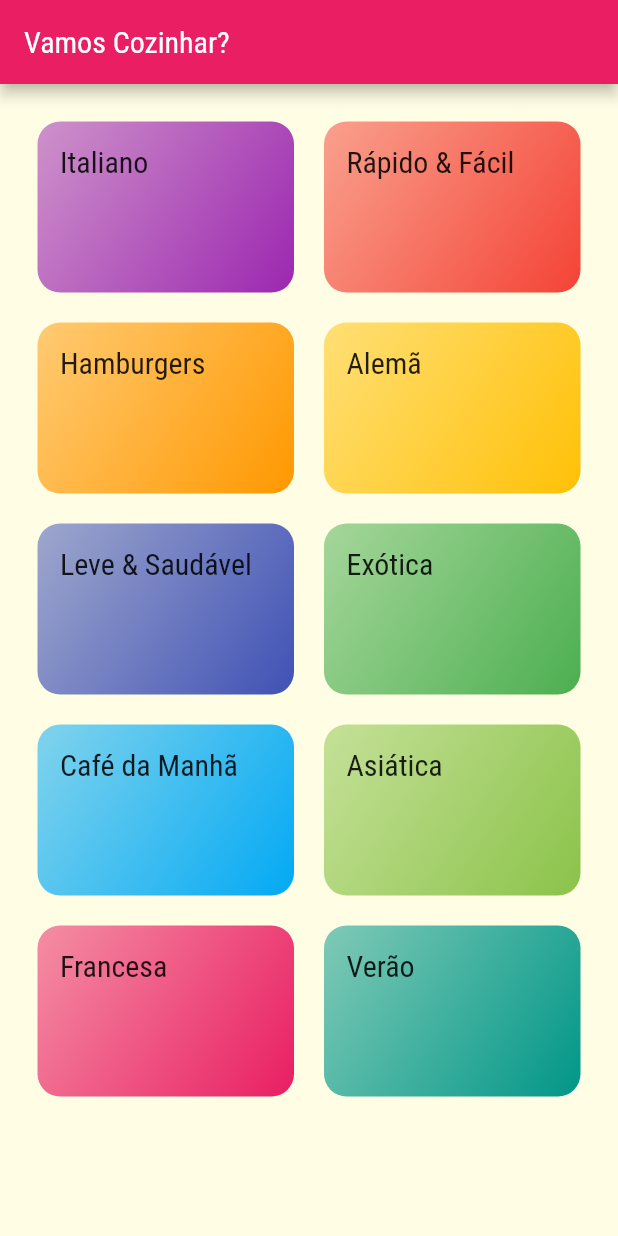
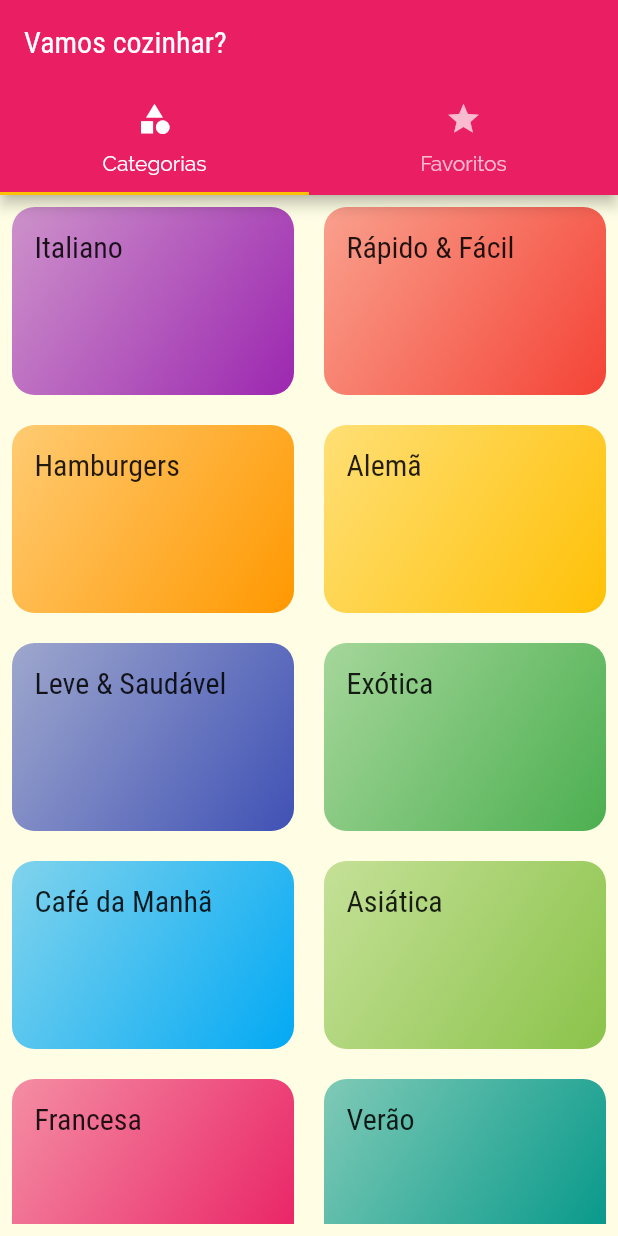
Before and after one commit to pjfernandes/meals, a Flutter app: the screen it shows after launch, on a phone screen of 412 x 824 dp. Run offline on Flutter 3.47's test engine with Material 2 defaults, Android fonts, the phone set to English and light mode, and no system bars.

Commit message:
tab screen added

```diff
--- a/lib/main.dart
+++ b/lib/main.dart
@@ -3,6 +3,7 @@ import 'package:meals/screens/meal_detail_screen.dart';
 import 'screens/categories_screen.dart';
 import 'screens/categories_meals_screen.dart';
 import 'screens/meal_detail_screen.dart';
+import 'screens/tabs_screen.dart';
 import 'utils/app_routes.dart';
 
 void main() {
@@ -31,7 +32,7 @@ class MyApp extends StatelessWidget {
             ),
       ),
       routes: {
-        AppRoutes.HOME: (ctx) => const CategoriesScreen(),
+        AppRoutes.HOME: (ctx) => const TabScreen(),
         AppRoutes.CATEGORIES_MEALS: (ctx) => const CategoriesMealsScreen(),
         AppRoutes.MEAL_DETAIL: (ctx) => const MealDetailScreen(),
       },
--- a/lib/screens/categories_screen.dart
+++ b/lib/screens/categories_screen.dart
@@ -9,12 +9,8 @@ class CategoriesScreen extends StatelessWidget {
 
   @override
   Widget build(BuildContext context) {
-    return Scaffold(
-      appBar: AppBar(
-        title: Text("Vamos Cozinhar?"),
-      ),
-      body: Padding(
-        padding: const EdgeInsets.all(25),
+    return Padding(
+      padding: const EdgeInsets.all(8.0),
       child: GridView(
         gridDelegate: SliverGridDelegateWithMaxCrossAxisExtent(
           maxCrossAxisExtent: 200,
@@ -26,7 +22,6 @@ class CategoriesScreen extends StatelessWidget {
           return CategoryItem(cat);
         }).toList(),
       ),
-      ),
     );
   }
 }
--- /dev/null
+++ b/lib/screens/favorite_screen.dart
@@ -0,0 +1,12 @@
+import 'package:flutter/src/widgets/container.dart';
+import 'package:flutter/src/widgets/framework.dart';
+import 'package:flutter/material.dart';
+
+class FavoriteScreen extends StatelessWidget {
+  const FavoriteScreen({super.key});
+
+  @override
+  Widget build(BuildContext context) {
+    return Text('Minhas refeições favoritas!');
+  }
+}
--- /dev/null
+++ b/lib/screens/tabs_screen.dart
@@ -0,0 +1,39 @@
+import 'package:flutter/material.dart';
+import 'package:flutter/src/widgets/container.dart';
+import 'package:flutter/src/widgets/framework.dart';
+import 'categories_screen.dart';
+import 'favorite_screen.dart';
+
+class TabScreen extends StatelessWidget {
+  const TabScreen({super.key});
+
+  @override
+  Widget build(BuildContext context) {
+    return DefaultTabController(
+      length: 2,
+      child: Scaffold(
+        appBar: AppBar(
+          title: Text('Vamos cozinhar?'),
+          bottom: TabBar(
+            tabs: [
+              Tab(
+                icon: Icon(Icons.category),
+                text: 'Categorias',
+              ),
+              Tab(
+                icon: Icon(Icons.star),
+                text: 'Favoritos',
+              ),
+            ],
+          ),
+        ),
+        body: TabBarView(
+          children: [
+            CategoriesScreen(),
+            FavoriteScreen(),
+          ],
+        ),
+      ),
+    );
+  }
+}
```
Lines whose indentation alone changed are shown as unchanged.
